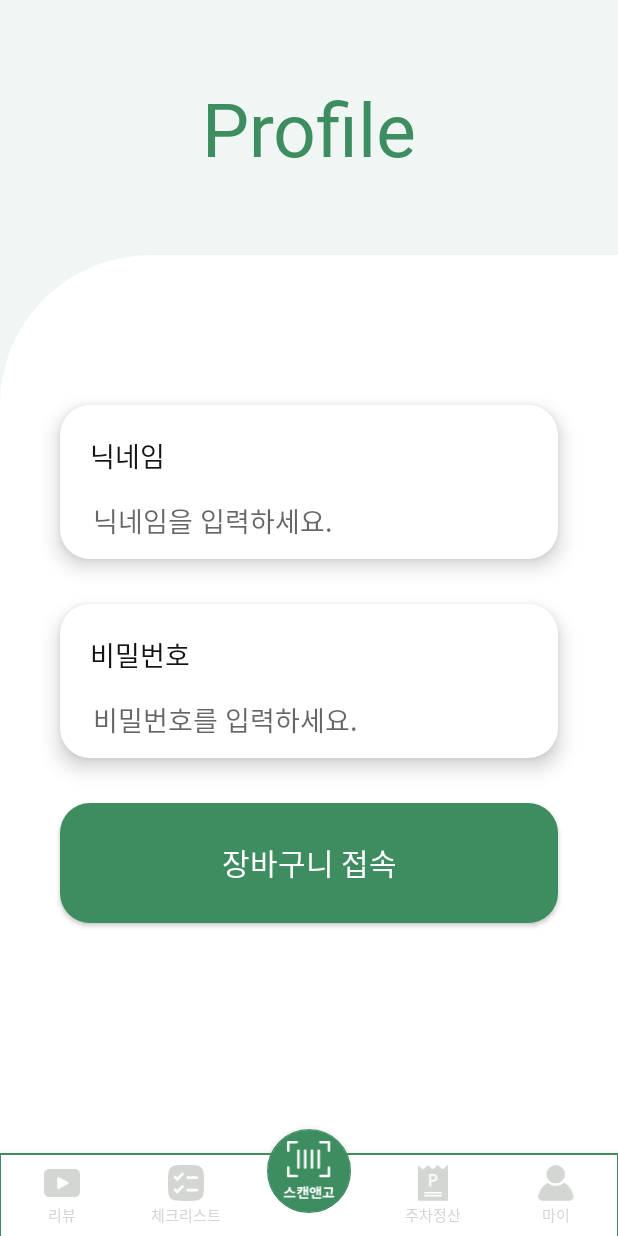
After one commit to hyundai-shallwescan/client, an Android app: the CartLoginFragment screen opened through its navigation route, on a phone screen of 412 x 824 dp. The commit adds this screen. Run offline under Robolectric (Android 15) with nearby library versions, the phone set to English and light mode, and no system bars; our stand-ins replace navigation-ui.

Commit message:
✨ Feat: 장바구니 로그인

```diff
--- /dev/null
+++ b/app/src/main/java/com/ite/sws/domain/cart/api/service/CartService.kt
@@ -0,0 +1,26 @@
+package com.ite.sws.domain.cart.api.service
+
+import com.ite.sws.domain.cart.data.PostCartLoginReq
+import com.ite.sws.domain.member.data.JwtToken
+import retrofit2.Call
+import retrofit2.http.Body
+import retrofit2.http.POST
+
+/**
+ * 장바구니 서비스
+ * @author 남진수
+ * @since 2024.08.31
+ * @version 1.0
+ *
+ * <pre>
+ * 수정일        	수정자        수정내용
+ * ----------  --------    ---------------------------
+ * 2024.08.31  	남진수       최초 생성
+ * </pre>
+ */
+interface CartService {
+
+    @POST("carts/login")
+    fun cartLogin(@Body request: PostCartLoginReq
+    ): Call<JwtToken>
+}
--- /dev/null
+++ b/app/src/main/java/com/ite/sws/domain/cart/view/ui/CartLoginFragment.kt
@@ -0,0 +1,87 @@
+package com.ite.sws.domain.cart.view.ui
+
+import android.os.Bundle
+import android.view.LayoutInflater
+import android.view.View
+import android.view.ViewGroup
+import android.widget.Toast
+import androidx.fragment.app.Fragment
+import com.ite.sws.R
+import com.ite.sws.common.SharedPreferencesUtil
+import com.ite.sws.databinding.FragmentCartLoginBinding
+import com.ite.sws.domain.cart.api.repository.CartRepository
+import com.ite.sws.domain.cart.data.PostCartLoginReq
+import com.ite.sws.domain.chat.view.ui.ChatFragment
+
+/**
+ * 장바구니 로그인 프래그먼트
+ * @author 남진수
+ * @since 2024.08.31
+ * @version 1.0
+ *
+ * <pre>
+ * 수정일        	수정자        수정내용
+ * ----------  --------    ---------------------------
+ * 2024.08.31  	남진수       최초 생성
+ * </pre>
+ */
+class CartLoginFragment : Fragment() {
+
+    private var _binding: FragmentCartLoginBinding? = null
+    private val binding get() = _binding!!
+    private val cartRepository = CartRepository()
+
+    override fun onCreateView(
+        inflater: LayoutInflater, container: ViewGroup?,
+        savedInstanceState: Bundle?
+    ): View? {
+        _binding = FragmentCartLoginBinding.inflate(inflater, container, false)
+        return binding.root
+    }
+
+    override fun onViewCreated(view: View, savedInstanceState: Bundle?) {
+        super.onViewCreated(view, savedInstanceState)
+        setupClickListeners()
+    }
+
+    private fun setupClickListeners() {
+        binding.cartLoginBtn.setOnClickListener {
+            val loginId = binding.tvNicknameInput.text.toString().trim()
+            val password = binding.tvPasswordInput.text.toString().trim()
+
+            val postCartLoginReq = PostCartLoginReq(loginId, password)
+
+            if (loginId.isNotEmpty() && password.isNotEmpty()) {
+                cartRepository.login(postCartLoginReq,
+                    onSuccess = { jwtToken ->
+                        saveJwtToken(jwtToken.accessToken)
+                        binding.nicknameTitle.text = "로그인 성공 AccessToken: ${jwtToken.accessToken}"
+                        navigateToNextScreen()
+                    },
+                    onFailure = { errorRes ->
+                        binding.passwordTitle.text = "로그인 실패: ${errorRes.message}"
+                    }
+                )
+            } else {
+                Toast.makeText(requireContext(), "Please enter both ID and Password", Toast.LENGTH_SHORT).show()
+            }
+        }
+    }
+
+    private fun saveJwtToken(token: String) {
+        SharedPreferencesUtil.saveString(requireContext(), "jwt_token", token)
+    }
+
+    private fun navigateToNextScreen() {
+        parentFragmentManager.beginTransaction().apply {
+            replace(R.id.container_main, ChatFragment())
+            addToBackStack(null)
+            commit()
+        }
+    }
+
+    override fun onDestroyView() {
+        super.onDestroyView()
+        _binding = null
+    }
+}
--- a/app/src/main/java/com/ite/sws/domain/cart/view/ui/ScanFragment.kt
+++ b/app/src/main/java/com/ite/sws/domain/cart/view/ui/ScanFragment.kt
@@ -5,6 +5,8 @@
 import android.view.View
 import android.view.ViewGroup
 import androidx.fragment.app.Fragment
+import androidx.navigation.fragment.findNavController
+import com.ite.sws.R
 import com.ite.sws.databinding.FragmentScanBinding
 
 /**
@@ -32,4 +34,15 @@
         return binding.root
     }
 
+    override fun onViewCreated(view: View, savedInstanceState: Bundle?) {
+        super.onViewCreated(view, savedInstanceState)
+        setupClickListeners()
+    }
+
+    private fun setupClickListeners() {
+        binding.button3.setOnClickListener {
+            findNavController().navigate(R.id.action_scanFragment_to_chatFragment)
+        }
+    }
+
 }
--- /dev/null
+++ b/app/src/main/res/drawable/rounded_login_box.xml
@@ -0,0 +1,10 @@
+<!-- res/drawable/rounded_top_left.xml -->
+<shape xmlns:android="http://schemas.android.com/apk/res/android">
+    <solid android:color="@color/white" />
+    <corners
+        android:topLeftRadius="20dp"
+        android:topRightRadius="20dp"
+        android:bottomRightRadius="20dp"
+        android:bottomLeftRadius="20dp"
+        />
+</shape>
--- /dev/null
+++ b/app/src/main/res/drawable/rounded_main_btn.xml
@@ -0,0 +1,10 @@
+<!-- res/drawable/rounded_top_left.xml -->
+<shape xmlns:android="http://schemas.android.com/apk/res/android">
+    <solid android:color="@color/main" />
+    <corners
+        android:topLeftRadius="20dp"
+        android:topRightRadius="20dp"
+        android:bottomRightRadius="20dp"
+        android:bottomLeftRadius="20dp"
+        />
+</shape>
--- /dev/null
+++ b/app/src/main/res/drawable/rounded_top_left.xml
@@ -0,0 +1,9 @@
+<!-- res/drawable/rounded_top_left.xml -->
+<shape xmlns:android="http://schemas.android.com/apk/res/android">
+    <solid android:color="@color/white" />
+    <corners
+        android:topLeftRadius="100dp"
+        android:topRightRadius="0dp"
+        android:bottomRightRadius="0dp"
+        android:bottomLeftRadius="0dp" />
+</shape>
--- /dev/null
+++ b/app/src/main/res/layout/fragment_cart_login.xml
@@ -0,0 +1,140 @@
+<androidx.constraintlayout.widget.ConstraintLayout xmlns:android="http://schemas.android.com/apk/res/android"
+    xmlns:tools="http://schemas.android.com/tools"
+    android:id="@+id/cart_login"
+    android:layout_width="match_parent"
+    android:layout_height="match_parent"
+    xmlns:app="http://schemas.android.com/apk/res-auto"
+    android:background="@color/light_green"
+    tools:context=".domain.cart.view.ui.CartLoginFragment">
+
+    <TextView
+        android:layout_width="wrap_content"
+        android:layout_height="wrap_content"
+        android:text="@string/title_cart_entrance"
+        android:fontFamily="@font/happiness_sans_bold"
+        android:textSize="50sp"
+        android:textColor="@color/main"
+        app:layout_constraintStart_toStartOf="parent"
+        app:layout_constraintEnd_toEndOf="parent"
+        app:layout_constraintTop_toTopOf="parent"
+        app:layout_constraintBottom_toTopOf="@id/cart_login_layout" />
+
+    <androidx.constraintlayout.widget.ConstraintLayout
+        android:id="@+id/cart_login_layout"
+        android:layout_width="match_parent"
+        android:layout_height="match_parent"
+        android:background="@drawable/rounded_top_left"
+        android:layout_marginTop="170dp"
+        app:layout_constraintBottom_toBottomOf="parent"
+        app:layout_constraintStart_toStartOf="parent"
+        app:layout_constraintEnd_toEndOf="parent" >
+
+        <androidx.constraintlayout.widget.ConstraintLayout
+            android:id="@+id/nickname_card"
+            android:layout_width="match_parent"
+            android:layout_height="wrap_content"
+            android:background="@drawable/rounded_login_box"
+            app:layout_constraintStart_toStartOf="parent"
+            app:layout_constraintEnd_toEndOf="parent"
+            app:layout_constraintTop_toTopOf="parent"
+            android:layout_marginTop="100dp"
+            android:layout_marginHorizontal="40dp"
+            android:elevation="8dp">
+
+            <TextView
+                android:id="@+id/nickname_title"
+                android:layout_width="wrap_content"
+                android:layout_height="wrap_content"
+                android:text="@string/title_nickname"
+                android:textSize="18sp"
+                android:fontFamily="@font/happiness_sans_bold"
+                android:textColor="@color/black"
+                app:layout_constraintTop_toTopOf="parent"
+                app:layout_constraintStart_toStartOf="parent"
+                android:layout_marginTop="20dp"
+                android:layout_marginStart="20dp"
+                />
+
+            <!-- Nickname Input Field -->
+            <EditText
+                android:id="@+id/tv_nickname_input"
+                android:layout_width="0dp"
+                android:layout_height="wrap_content"
+                android:hint="@string/title_hint_nickname"
+                android:inputType="text"
+                android:padding="12dp"
+                android:background="@android:color/transparent"
+                app:layout_constraintStart_toStartOf="parent"
+                app:layout_constraintEnd_toEndOf="parent"
+                app:layout_constraintTop_toBottomOf="@+id/nickname_title"
+                android:layout_marginTop="4dp"
+                android:layout_marginStart="10dp"
+                android:layout_marginEnd="10dp"
+                />
+
+        </androidx.constraintlayout.widget.ConstraintLayout>
+
+        <androidx.constraintlayout.widget.ConstraintLayout
+            android:id="@+id/password_card"
+            android:layout_width="match_parent"
+            android:layout_height="wrap_content"
+            android:background="@drawable/rounded_login_box"
+            app:layout_constraintStart_toStartOf="parent"
+            app:layout_constraintEnd_toEndOf="parent"
+            app:layout_constraintTop_toBottomOf="@id/nickname_card"
+            android:layout_marginTop="30dp"
+            android:layout_marginHorizontal="40dp"
+            android:elevation="8dp">
+
+            <TextView
+                android:id="@+id/password_title"
+                android:layout_width="wrap_content"
+                android:layout_height="wrap_content"
+                android:text="@string/title_password"
+                android:textSize="18sp"
+                android:fontFamily="@font/happiness_sans_bold"
+                android:textColor="@color/black"
+                app:layout_constraintTop_toTopOf="parent"
+                app:layout_constraintStart_toStartOf="parent"
+                android:layout_marginTop="20dp"
+                android:layout_marginStart="20dp"
+                />
+
+            <EditText
+                android:id="@+id/tv_password_input"
+                android:layout_width="0dp"
+                android:layout_height="wrap_content"
+                android:hint="@string/title_hint_password"
+                android:inputType="textPassword"
+                android:padding="12dp"
+                android:background="@android:color/transparent"
+                android:paddingHorizontal="0dp"
+                app:layout_constraintStart_toStartOf="parent"
+                app:layout_constraintEnd_toEndOf="parent"
+                app:layout_constraintTop_toBottomOf="@+id/password_title"
+                android:layout_marginTop="4dp"
+                android:layout_marginStart="10dp"
+                android:layout_marginEnd="10dp"
+                />
+
+        </androidx.constraintlayout.widget.ConstraintLayout>
+
+        <Button
+            android:id="@+id/cart_login_btn"
+            android:layout_width="match_parent"
+            android:layout_height="wrap_content"
+            android:background="@drawable/rounded_main_btn"
+            android:text="@string/title_cart_login"
+            android:height="80dp"
+            android:textSize="20sp"
+            android:textColor="@color/white"
+            android:fontFamily="@font/happiness_sans_bold"
+            app:layout_constraintStart_toStartOf="parent"
+            app:layout_constraintEnd_toEndOf="parent"
+            app:layout_constraintTop_toBottomOf="@id/password_card"
+            android:layout_marginTop="30dp"
+            android:layout_marginHorizontal="40dp"/>
+
+    </androidx.constraintlayout.widget.ConstraintLayout>
+
+</androidx.constraintlayout.widget.ConstraintLayout>
--- a/app/src/main/res/layout/fragment_chat.xml
+++ b/app/src/main/res/layout/fragment_chat.xml
@@ -1,5 +1,6 @@
 <?xml version="1.0" encoding="utf-8"?>
 <androidx.constraintlayout.widget.ConstraintLayout
+    android:id="@+id/chatFragment"
     xmlns:android="http://schemas.android.com/apk/res/android"
     xmlns:app="http://schemas.android.com/apk/res-auto"
     xmlns:tools="http://schemas.android.com/tools"
--- a/app/src/main/res/navigation/main_navigation.xml
+++ b/app/src/main/res/navigation/main_navigation.xml
@@ -109,5 +109,24 @@
         <action
             android:id="@+id/action_cartFragment_self"
             app:destination="@id/navigation_scan" />
+        <action
+            android:id="@+id/action_scanFragment_to_chatFragment"
+            app:destination="@id/navigation_chat" />
     </fragment>
+    <fragment
+        android:id="@+id/navigation_chat"
+        android:name="com.ite.sws.domain.chat.view.ui.ChatFragment"
+        android:label="Chat Fragment"
+        tools:layout="@layout/fragment_chat" >
+        <action
+            android:id="@+id/action_chatFragment_to_cartLoginFragment"
+            app:destination="@id/navigation_cartLogin" />
+    </fragment>
+    <fragment
+        android:id="@+id/navigation_cartLogin"
+        android:name="com.ite.sws.domain.cart.view.ui.CartLoginFragment"
+        android:label="fragment_cart_login"
+        tools:layout="@layout/fragment_cart_login">
+    </fragment>
+
 </navigation>
--- a/app/src/main/res/values/strings.xml
+++ b/app/src/main/res/values/strings.xml
@@ -5,4 +5,10 @@
     <string name="title_parking">주차정산</string>
     <string name="title_mypage">마이</string>
     <string name="title_scan">스캔앤고</string>
+    <string name="title_cart_entrance">Profile</string>
+    <string name="title_cart_login">장바구니 접속</string>
+    <string name="title_nickname">닉네임</string>
+    <string name="title_hint_nickname">닉네임을 입력하세요.</string>
+    <string name="title_password">비밀번호</string>
+    <string name="title_hint_password">비밀번호를 입력하세요.</string>
 </resources>
```
Also changed, not shown: app/src/main/java/com/ite/sws/common/SharedPreferencesUtil.kt (added, +67 -0 lines), app/src/main/java/com/ite/sws/common/WebSocketClient.kt (added, +74 -0 lines), app/src/main/java/com/ite/sws/domain/cart/api/repository/CartRepository.kt (added, +63 -0 lines), app/src/main/java/com/ite/sws/domain/cart/data/PostCartLoginReq.kt (added, +18 -0 lines), app/src/main/java/com/ite/sws/domain/chat/view/ui/ChatFragment.kt (+53 -62 lines), app/src/main/res/layout/fragment_scan.xml (+20 -0 lines), app/src/main/res/drawable/bg_login.png (added), 1 other file.
